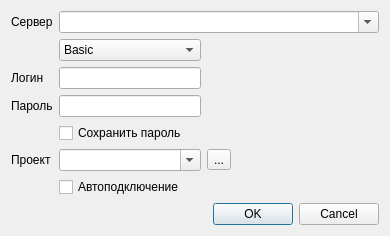
Qt form jira/jiralogin.ui (sshmakov/Traquera) before a commit.
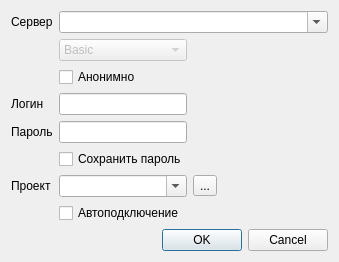
The same form after that commit.

Diff of the .ui file:
```diff
--- a/jira/jiralogin.ui
+++ b/jira/jiralogin.ui
@@ -6,8 +6,8 @@
    <rect>
     <x>0</x>
     <y>0</y>
-    <width>390</width>
-    <height>225</height>
+    <width>339</width>
+    <height>255</height>
    </rect>
   </property>
   <property name="windowTitle">
@@ -36,41 +36,41 @@
        </property>
       </widget>
      </item>
-     <item row="2" column="0">
+     <item row="3" column="0">
       <widget class="QLabel" name="label_2">
        <property name="text">
         <string>Логин</string>
        </property>
       </widget>
      </item>
-     <item row="3" column="1">
+     <item row="4" column="1">
       <widget class="QLineEdit" name="lePassword"/>
      </item>
-     <item row="5" column="1">
+     <item row="6" column="1">
       <widget class="QComboBox" name="cbProject">
        <property name="editable">
         <bool>true</bool>
        </property>
       </widget>
      </item>
-     <item row="2" column="1">
+     <item row="3" column="1">
       <widget class="QLineEdit" name="leUser"/>
      </item>
-     <item row="3" column="0">
+     <item row="4" column="0">
       <widget class="QLabel" name="label_3">
        <property name="text">
         <string>Пароль</string>
        </property>
       </widget>
      </item>
-     <item row="5" column="0">
+     <item row="6" column="0">
       <widget class="QLabel" name="label_4">
        <property name="text">
         <string>Проект</string>
        </property>
       </widget>
      </item>
-     <item row="2" column="3">
+     <item row="3" column="3">
       <spacer name="horizontalSpacer">
        <property name="orientation">
         <enum>Qt::Horizontal</enum>
@@ -83,14 +83,14 @@
        </property>
       </spacer>
      </item>
-     <item row="4" column="1">
+     <item row="5" column="1">
       <widget class="QCheckBox" name="cSavePass">
        <property name="text">
         <string>Сохранить пароль</string>
        </property>
       </widget>
      </item>
-     <item row="6" column="1">
+     <item row="7" column="1">
       <widget class="QCheckBox" name="cAutoLogin">
        <property name="text">
         <string>Автоподключение</string>
@@ -99,6 +99,9 @@
      </item>
      <item row="1" column="1">
       <widget class="QComboBox" name="cbMethod">
+       <property name="enabled">
+        <bool>false</bool>
+       </property>
        <item>
         <property name="text">
          <string>Basic</string>
@@ -116,13 +119,20 @@
        </item>
       </widget>
      </item>
-     <item row="5" column="2">
+     <item row="6" column="2">
       <widget class="QToolButton" name="tbRefreshProjects">
        <property name="text">
         <string>...</string>
        </property>
       </widget>
      </item>
+     <item row="2" column="1">
+      <widget class="QCheckBox" name="chAnonimus">
+       <property name="text">
+        <string>Анонимно</string>
+       </property>
+      </widget>
+     </item>
     </layout>
    </item>
    <item>
```
Left out of the diff: 12 changed lines with no effect on the pictures.
